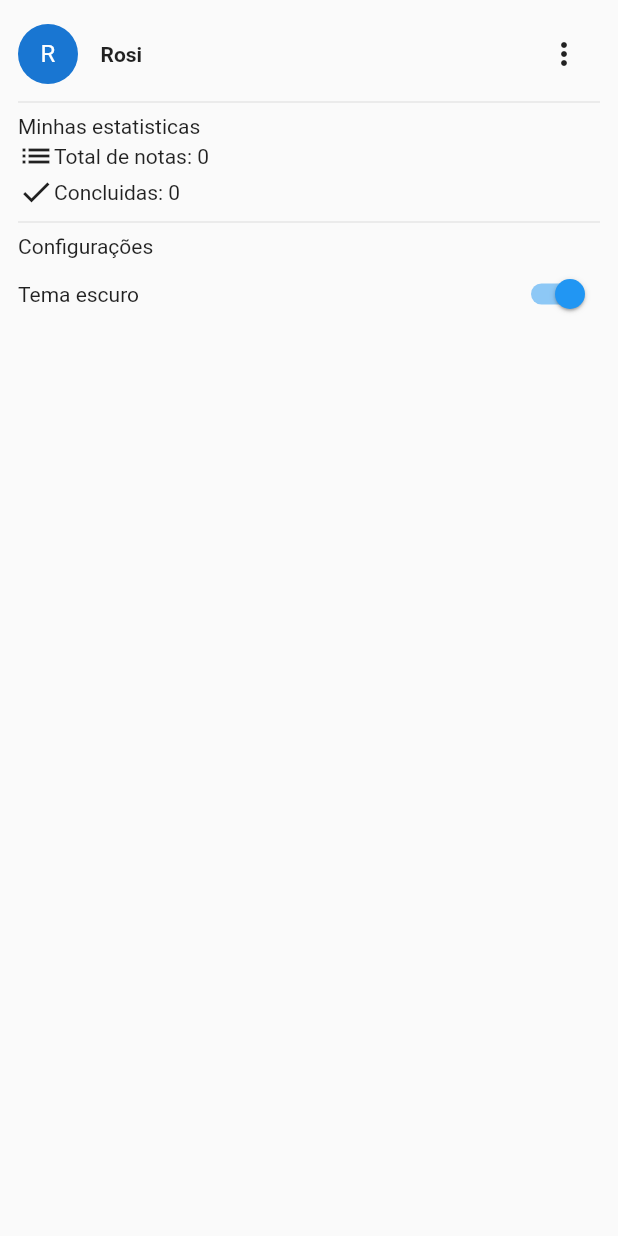
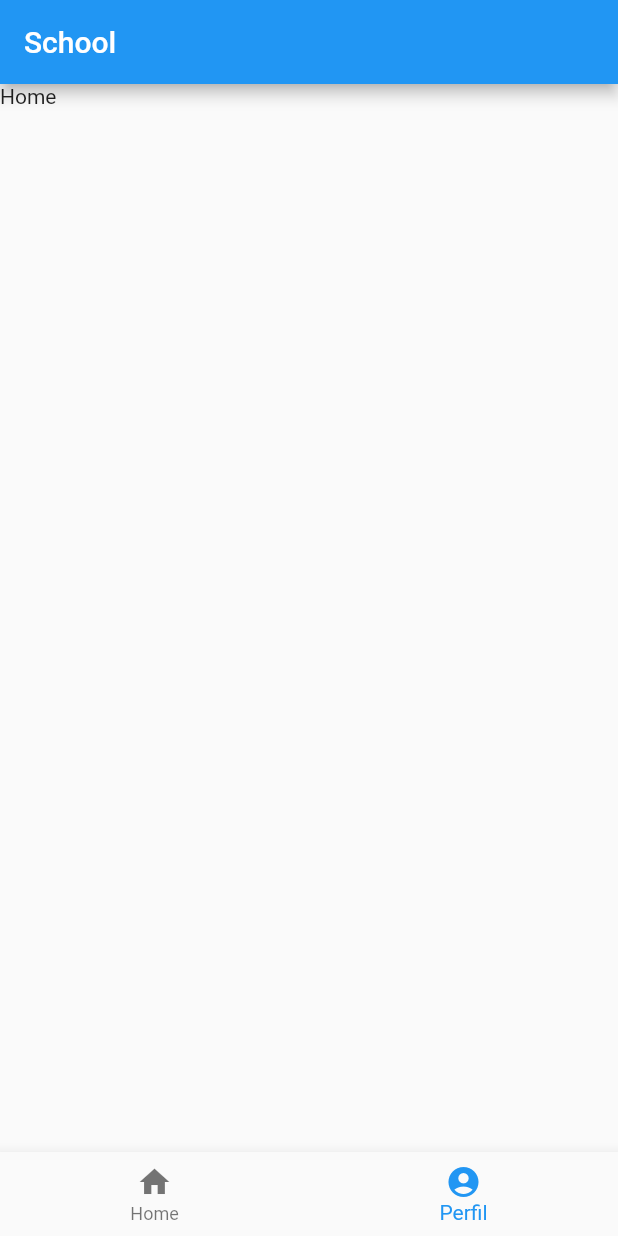
Before and after one commit to Rosines-Almeida/school, a Flutter app: the screen it shows after launch, on a phone screen of 412 x 824 dp. Run offline on Flutter 3.47's test engine with Material 2 defaults, Android fonts, the phone set to English and light mode, and no system bars.

Commit message:
second class add components Spacer and Icon

```diff
--- a/lib/app_widget.dart
+++ b/lib/app_widget.dart
@@ -1,58 +1,15 @@
 import 'package:flutter/material.dart';
+
+import 'package:school/pages/home/home_page.dart';
 
 class MyApp extends StatelessWidget {
   const MyApp({super.key});
 
   @override
   Widget build(BuildContext context) {
-    return MaterialApp(
+    return const MaterialApp(
       title: 'School',
-      home: Scaffold(
-        body: Container(
-          padding: const EdgeInsets.all(12),
-          child: Column(
-              mainAxisAlignment: MainAxisAlignment.start,
-              crossAxisAlignment: CrossAxisAlignment.start,
-              children: [
-                Row(
-                  children: [
-                    const CircleAvatar(
-                      child: Text('R'),
-                    ),
-                    const SizedBox(
-                      width: 15,
-                    ),
-                    const Text(
-                      'Rosi',
-                      style: TextStyle(fontWeight: FontWeight.bold),
-                    ),
-                    const Spacer(),
-                    IconButton(
-                        onPressed: () {}, icon: const Icon(Icons.more_vert)),
-
-
-                  ],
-                ),
-                const Divider(),
-                const Text('Minhas estatisticas'),
-                const Row(
-                  children: [Icon(Icons.list), Text('Total de notas: 0')],
-                ),
-                const Row(
-                  children: [Icon(Icons.check), Text('Concluidas: 0')],
-                ),
-                const Divider(),
-                const Text("Configurações"),
-                Row(
-                  children: [
-                    const Text('Tema escuro'),
-                    const Spacer(),
-                    Switch(value: true, onChanged: (value) {}),
-                  ],
-                )
-              ]),
-        ),
-      ),
+      home: HomePage(),
     );
   }
 }
--- /dev/null
+++ b/lib/pages/home/home_page.dart
@@ -0,0 +1,28 @@
+import 'package:flutter/material.dart';
+
+class HomePage extends StatelessWidget {
+  const HomePage({super.key});
+
+  @override
+  Widget build(BuildContext context) {
+    final List<BottomNavigationBarItem> _abas = [
+      const BottomNavigationBarItem(icon: Icon(Icons.home), label: 'Home'),
+      const BottomNavigationBarItem(
+          icon: Icon(Icons.account_circle), label: 'Perfil')
+    ];
+    final List<Widget> _conteudo = [
+      const Text('Home'),
+      const Text('Perfil'),
+    ];
+    return Scaffold(
+      appBar: AppBar(
+        title: const Text('School'),
+      ),
+      body: _conteudo.elementAt(0),
+      bottomNavigationBar: BottomNavigationBar(
+        currentIndex: 1,
+        items: _abas,
+      ),
+    );
+  }
+}
```
Also changed, not shown: lib/components/icon_button_component.dart (added, +26 -0 lines), lib/components/spacer_component.dart (added, +24 -0 lines), lib/pages/home/abas/perfil_tab.dart (added, +71 -0 lines).
